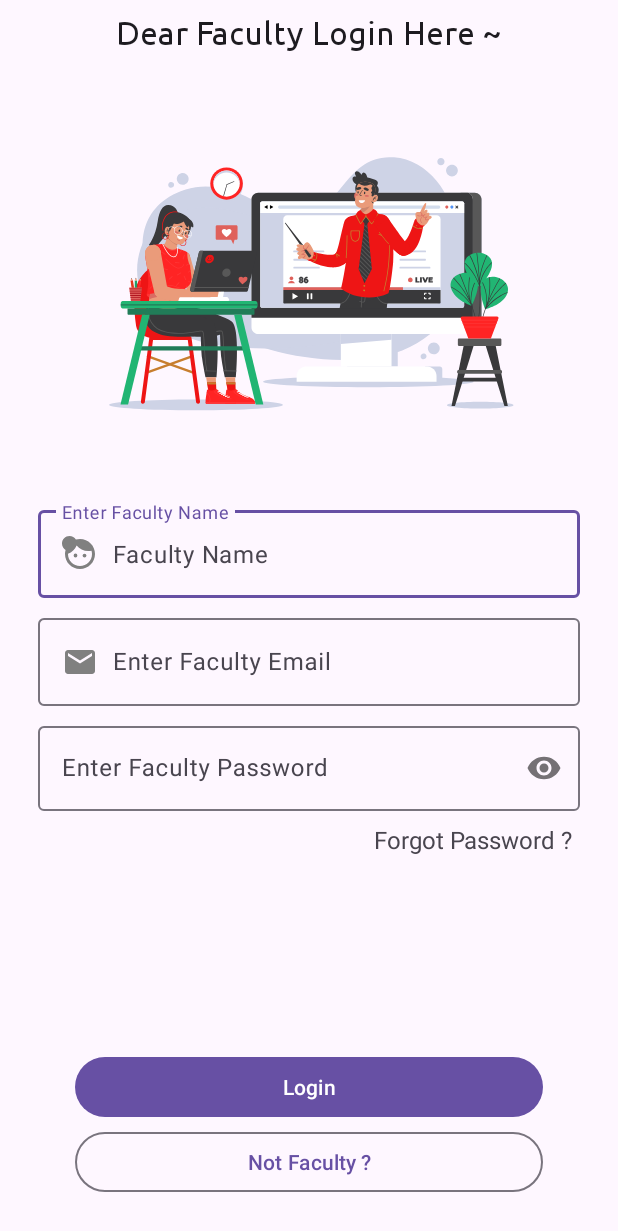
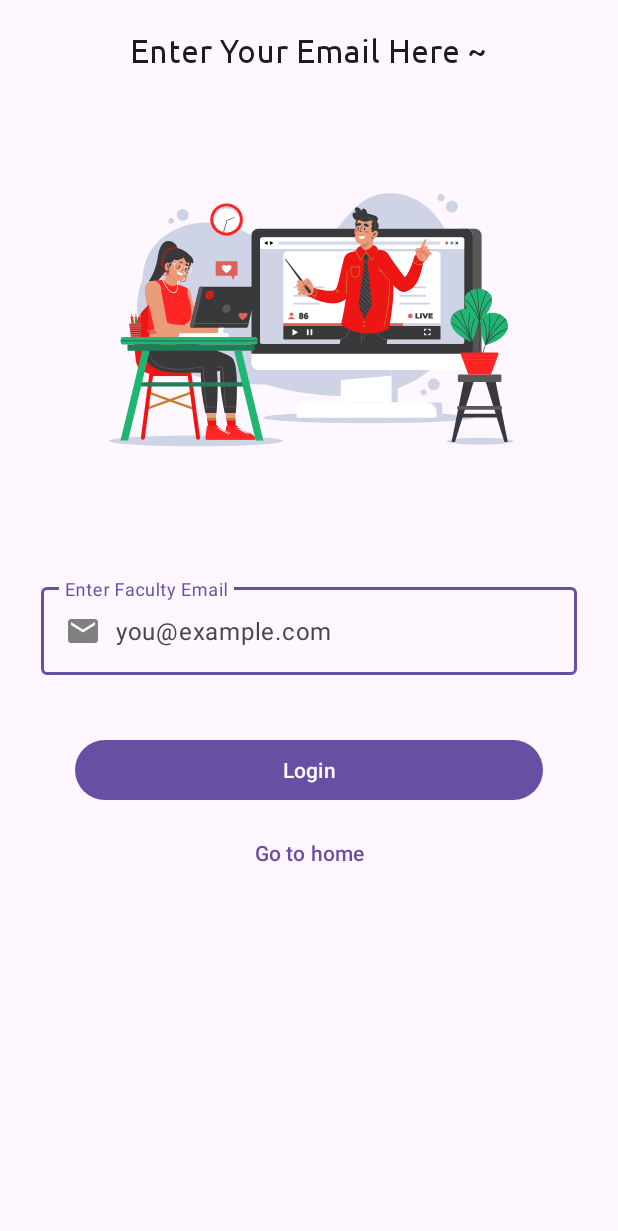
Before and after one commit to Admin-573/StudyMate, an Android app: the Faculty screen opened directly, with no data from a screen before it, on a phone screen of 412 x 824 dp. Shown: the top 1231 px of the screen. Run offline under Robolectric (Android 15) with nearby library versions, the light colour scheme and no system bars.

Commit message:
Update 1.3

```diff
--- a/app/src/main/java/com/example/studymate/Faculty.kt
+++ b/app/src/main/java/com/example/studymate/Faculty.kt
@@ -1,20 +1,21 @@
 package com.example.studymate
 
 import android.content.Intent
-import androidx.appcompat.app.AppCompatActivity
 import android.os.Bundle
+import android.util.Log
+import android.util.Patterns
 import android.widget.Button
 import android.widget.EditText
-import android.widget.TextView
 import android.widget.Toast
-import com.example.studymate.faculty.Faculty_panel
+import androidx.activity.addCallback
+import androidx.appcompat.app.AppCompatActivity
+import com.example.studymate.database.SQLiteHelper
 
-private lateinit var frgt_pass : TextView
-private lateinit var faculty_id : EditText
-private lateinit var faculty_email : EditText
-private lateinit var faculty_pass : EditText
-private lateinit var faculty_login : Button
-private lateinit var faculty_back : Button
+
+private lateinit var email : EditText
+private lateinit var btnNext : Button
+private lateinit var btnBack : Button
+private lateinit var sqLiteHelper: SQLiteHelper
 
 class Faculty : AppCompatActivity() {
 
@@ -22,40 +23,39 @@ class Faculty : AppCompatActivity() {
         super.onCreate(savedInstanceState)
         setContentView(R.layout.activity_faculty)
 
-        frgt_pass = findViewById(R.id.frgt_pass_faculty)
-        faculty_id = findViewById(R.id.EdtFacultyName)
-        faculty_email = findViewById(R.id.EdtFacultyEmail)
-        faculty_pass = findViewById(R.id.EdtFacultyPass)
-        faculty_login = findViewById(R.id.btnFaculty_login)
-        faculty_back = findViewById(R.id.btnBack)
+        email = findViewById(R.id.EdtFacultyEmail)
+        btnNext = findViewById(R.id.btnCheck)
+        btnBack = findViewById(R.id.btnBack)
+        sqLiteHelper = SQLiteHelper(this)
 
-        frgt_pass.setOnClickListener{
-            Toast.makeText(this,"Please Contact Admin",Toast.LENGTH_SHORT).show()
-        }
-
-        faculty_login.setOnClickListener {
-            if (validation_faculty())
-            {
-                val Faculty_panel = Intent(applicationContext, Faculty_panel::class.java)
-                startActivity(Faculty_panel)
-            }else{
-                Toast.makeText(this,"Something Went Wrong ⚠️",Toast.LENGTH_SHORT).show()
+        btnNext.setOnClickListener {
+            if (validation_faculty()){
+                val faculty = sqLiteHelper.isFaculty(email.text.toString().uppercase())
+                if(faculty.isNotEmpty()){
+                    Toast.makeText(this,"Faculty",Toast.LENGTH_SHORT).show()
+                    startActivity(Intent(applicationContext,Student::class.java).putExtra("faculty_email", email.text.toString().uppercase()))
+                }else if(sqLiteHelper.isStudent(email.text.toString().uppercase()).isNotEmpty()){
+                    Toast.makeText(this,"Student",Toast.LENGTH_SHORT).show()
+                    startActivity(Intent(applicationContext,Student::class.java).putExtra("student_email",
+                        email.text.toString().uppercase()))
+                }else{
+                    Toast.makeText(this,"User not found ",Toast.LENGTH_SHORT).show()
+                }
             }
         }
 
-        faculty_back.setOnClickListener {
-            onBackPressed()
+        btnBack.setOnClickListener {
+            startActivity(Intent(applicationContext,MainActivity::class.java))
         }
+
+        onBackPressedDispatcher.addCallback {}
     }
     private fun validation_faculty(): Boolean {
-        if(faculty_id.length()==0){
-            faculty_id.setError("Faculty ID Is Empty")
+        if(email.length()==0){
+            email.setError("Faculty email required")
             return false
-        }else if(faculty_email.length()==0){
-            faculty_email.setError("Faculty Email Required")
-            return false
-        }else if(faculty_pass.length()==0){
-            faculty_pass.setError("Faculty Password Required")
+        }else if(!Patterns.EMAIL_ADDRESS.matcher(email.text.toString()).matches()) {
+            Toast.makeText(this,"Enter correct email",Toast.LENGTH_SHORT).show()
             return false
         }
         return true
--- a/app/src/main/java/com/example/studymate/admin/Admin_panel.kt
+++ b/app/src/main/java/com/example/studymate/admin/Admin_panel.kt
@@ -6,6 +6,7 @@ import android.graphics.Bitmap
 import android.graphics.BitmapFactory
 import android.os.Bundle
 import android.util.Log
+import android.view.LayoutInflater
 import android.view.MenuItem
 import android.view.View
 import android.widget.ImageView
@@ -31,6 +32,7 @@ import com.example.studymate.notice.notice_add
 import com.example.studymate.notice.notice_view
 import com.example.studymate.student.student_add
 import com.example.studymate.student.student_view
+import com.google.android.material.dialog.MaterialAlertDialogBuilder
 import com.google.android.material.navigation.NavigationView
 import java.io.ByteArrayOutputStream
 
@@ -53,7 +55,6 @@ class Admin_panel : AppCompatActivity() {
         setContentView(R.layout.activity_admin_panel)
 
         sqLiteHelper = SQLiteHelper(this)
-
         adminSession= AdminSession(this)
 
         //Navigation Drawer
@@ -156,7 +157,8 @@ class Admin_panel : AppCompatActivity() {
             //Admin Adds Student
             add_student = findViewById(R.id.admin_view_student)
             add_student.setOnClickListener {
-                startActivity(Intent(applicationContext, student_view::class.java))
+                val i  = Intent(applicationContext, student_view::class.java)
+                startActivity(i)
             }
 
             //Admin Adds Notices
--- a/app/src/main/java/com/example/studymate/faculty/Faculty_panel.kt
+++ b/app/src/main/java/com/example/studymate/faculty/Faculty_panel.kt
@@ -2,11 +2,15 @@ package com.example.studymate.faculty
 
 import androidx.appcompat.app.AppCompatActivity
 import android.os.Bundle
+import androidx.activity.addCallback
 import com.example.studymate.R
 
 class Faculty_panel : AppCompatActivity() {
     override fun onCreate(savedInstanceState: Bundle?) {
         super.onCreate(savedInstanceState)
         setContentView(R.layout.activity_faculty_panel)
+
+        onBackPressedDispatcher.addCallback {}
+
     }
 }
--- a/app/src/main/java/com/example/studymate/faculty/faculty_view.kt
+++ b/app/src/main/java/com/example/studymate/faculty/faculty_view.kt
@@ -31,8 +31,9 @@ class faculty_view : AppCompatActivity() {
         }
 
         adapter?.setOnClickItem{
-            Toast.makeText(this,it.faculty_name,Toast.LENGTH_SHORT).show()
             startActivity(Intent(applicationContext, faculty_update::class.java)
+                .putExtra("faculty_id",it.faculty_id)
+                .putExtra("faculty_image",it.faculty_image)
                 .putExtra("faculty_name",it.faculty_name)
                 .putExtra("faculty_email",it.faculty_email)
                 .putExtra("faculty_pass",it.faculty_password)
--- a/app/src/main/java/com/example/studymate/student/Student_panel.kt
+++ b/app/src/main/java/com/example/studymate/student/Student_panel.kt
@@ -2,11 +2,15 @@ package com.example.studymate.student
 
 import androidx.appcompat.app.AppCompatActivity
 import android.os.Bundle
+import androidx.activity.addCallback
 import com.example.studymate.R
 
 class Student_panel : AppCompatActivity() {
     override fun onCreate(savedInstanceState: Bundle?) {
         super.onCreate(savedInstanceState)
         setContentView(R.layout.activity_student_panel)
+
+        onBackPressedDispatcher.addCallback {}
+
     }
 }
--- a/app/src/main/res/layout/activity_faculty.xml
+++ b/app/src/main/res/layout/activity_faculty.xml
@@ -7,6 +7,7 @@
     tools:context=".Faculty">
 
     <LinearLayout
+        android:id="@+id/linearLayout2"
         android:layout_width="match_parent"
         android:layout_height="wrap_content"
         android:gravity="center"
@@ -21,8 +22,9 @@
         <TextView
             android:layout_width="wrap_content"
             android:layout_height="wrap_content"
+            android:layout_margin="12dp"
             android:fontFamily="@font/ubuntu"
-            android:text="Dear Faculty Login Here ~"
+            android:text="@string/enter_your_email_here"
             android:textAppearance="@style/TextAppearance.AppCompat.Large"
             android:textSize="22sp" />
 
@@ -40,106 +42,47 @@
             app:lottie_loop="true"
             app:lottie_rawRes="@raw/faculty_login" />
 
+
         <com.google.android.material.textfield.TextInputLayout
-            android:layout_marginBottom="8dp"
             android:layout_width="match_parent"
             android:layout_height="wrap_content"
+            android:layout_margin="27dp"
             android:layout_marginLeft="25dp"
+            android:layout_marginTop="42dp"
             android:layout_marginRight="25dp"
-            app:placeholderText="Faculty Name">
-
-            <com.google.android.material.textfield.TextInputEditText
-                android:id="@+id/EdtFacultyName"
-                android:inputType="text"
-                android:drawableLeft="@drawable/admin_add_faculty_name"
-                android:drawablePadding="10dp"
-                android:layout_width="match_parent"
-                android:layout_height="wrap_content"
-                android:hint="Enter Faculty Name"/>
-
-        </com.google.android.material.textfield.TextInputLayout>
-
-        <com.google.android.material.textfield.TextInputLayout
             android:layout_marginBottom="8dp"
-            android:layout_width="match_parent"
-            android:layout_height="wrap_content"
-            android:layout_marginLeft="25dp"
-            android:layout_marginRight="25dp"
             app:placeholderText="you@example.com">
 
             <com.google.android.material.textfield.TextInputEditText
                 android:id="@+id/EdtFacultyEmail"
-                android:inputType="textEmailAddress"
-                android:drawableLeft="@drawable/email"
-                android:drawablePadding="10dp"
                 android:layout_width="match_parent"
                 android:layout_height="wrap_content"
-                android:hint="Enter Faculty Email"/>
+                android:drawableStart="@drawable/email"
+                android:drawablePadding="10dp"
+                android:hint="@string/enter_faculty_email"
+                android:inputType="textEmailAddress" />
 
         </com.google.android.material.textfield.TextInputLayout>
 
-        <com.google.android.material.textfield.TextInputLayout
-            android:layout_marginBottom="8dp"
-            android:layout_width="match_parent"
-            android:layout_height="wrap_content"
-            android:layout_marginLeft="25dp"
-            android:layout_marginRight="25dp"
-            app:placeholderText="Password"
-            app:passwordToggleEnabled="true">
-
-            <com.google.android.material.textfield.TextInputEditText
-                android:id="@+id/EdtFacultyPass"
-                android:inputType="textPassword"
-                android:drawablePadding="10dp"
-                android:layout_width="match_parent"
-                android:layout_height="wrap_content"
-                android:hint="Enter Faculty Password"/>
-
-        </com.google.android.material.textfield.TextInputLayout>
-
-        <com.google.android.material.textview.MaterialTextView
-            android:id="@+id/frgt_pass_faculty"
-            android:textSize="16sp"
-            android:layout_gravity="end"
-            android:layout_marginRight="30dp"
-            android:layout_marginBottom="16dp"
-            android:layout_height="match_parent"
-            android:layout_width="wrap_content"
-            android:text="Forgot Password ?"/>
-
-    </LinearLayout>
-
-    <LinearLayout
-        android:gravity="center"
-        android:layout_width="match_parent"
-        android:layout_height="wrap_content"
-        app:layout_constraintBottom_toBottomOf="parent"
-        app:layout_constraintEnd_toEndOf="parent"
-        app:layout_constraintHorizontal_bias="1.0"
-        app:layout_constraintStart_toStartOf="parent"
-        app:layout_constraintTop_toTopOf="parent"
-        app:layout_constraintVertical_bias="0.976"
-        android:orientation="vertical">
-
         <com.google.android.material.button.MaterialButton
-            android:id="@+id/btnFaculty_login"
+            android:id="@+id/btnCheck"
+            android:layout_marginTop="12dp"
             android:layout_width="match_parent"
             android:layout_height="wrap_content"
             android:layout_marginLeft="50dp"
             android:layout_marginRight="50dp"
-            android:layout_marginBottom="2dp"
-            android:text="Login" />
+            android:layout_marginBottom="7dp"
+            android:text="@string/login" />
 
         <com.google.android.material.button.MaterialButton
             android:id="@+id/btnBack"
+            style="@style/Widget.Material3.Button.TextButton"
             android:layout_width="match_parent"
             android:layout_height="wrap_content"
             android:layout_marginLeft="50dp"
             android:layout_marginRight="50dp"
             android:layout_marginBottom="8dp"
-            style="@style/Widget.Material3.Button.OutlinedButton"
-            android:text="Not Faculty ?" />
+            android:text="@string/go_to_home" />
 
     </LinearLayout>
-
 </androidx.constraintlayout.widget.ConstraintLayout>
--- a/app/src/main/res/values/strings.xml
+++ b/app/src/main/res/values/strings.xml
@@ -2,4 +2,8 @@
     <string name="app_name">StudyMate</string>
     <string name="open">open</string>
     <string name="close">close</string>
+    <string name="enter_faculty_email">Enter Faculty Email</string>
+    <string name="enter_your_email_here">Enter Your Email Here ~</string>
+    <string name="login">Login</string>
+    <string name="go_to_home">Go to home</string>
 </resources>
```
Also changed, not shown: app/src/main/java/com/example/studymate/MainActivity.kt (+4 -11 lines), app/src/main/java/com/example/studymate/Student.kt (+61 -31 lines), app/src/main/java/com/example/studymate/database/SQLiteHelper.kt (+106 -9 lines), app/src/main/java/com/example/studymate/faculty/faculty_update.kt (+13 -2 lines), app/src/main/java/com/example/studymate/student/student_update.kt (+12 -2 lines), app/src/main/java/com/example/studymate/student/student_view.kt (+10 -5 lines), app/src/main/res/drawable/sid.xml (added, +10 -0 lines), app/src/main/res/layout/activity_faculty_update.xml (+30 -12 lines), app/src/main/res/layout/activity_main.xml (+6 -10 lines), app/src/main/res/layout/activity_student.xml (+22 -45 lines), app/src/main/res/layout/activity_student_update.xml (+30 -11 lines).
